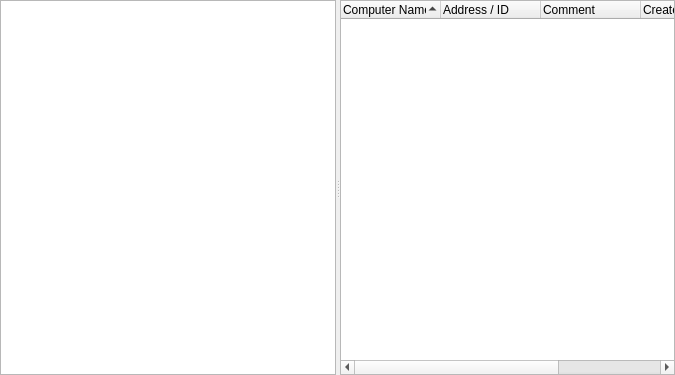
The window that source/console/address_book_tab.ui (dchapyshev/aspia) describes before a commit, drawn with Qt 5.
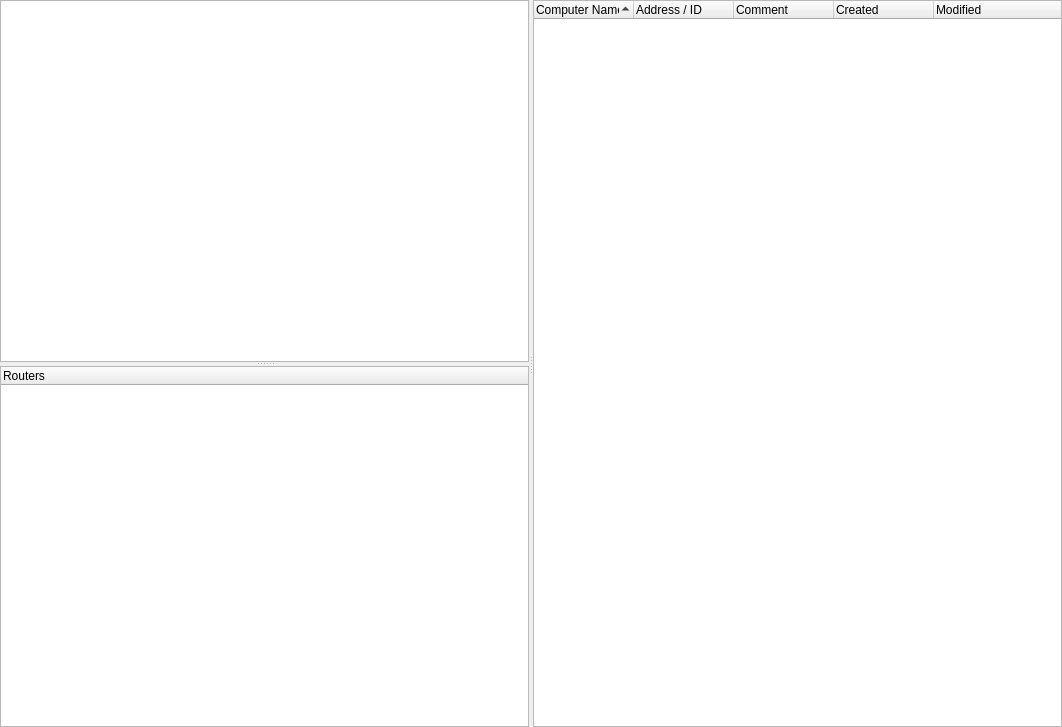
The same window after the commit. Icons and pictures are not drawn. Custom widgets are drawn as their Qt base class.

Commit message: Implemented displaying routers in the address book.

Diff of the .ui file:
```diff
--- a/source/console/address_book_tab.ui
+++ b/source/console/address_book_tab.ui
@@ -6,8 +6,8 @@
    <rect>
     <x>0</x>
     <y>0</y>
-    <width>675</width>
-    <height>375</height>
+    <width>1062</width>
+    <height>727</height>
    </rect>
   </property>
   <property name="windowTitle">
@@ -34,6 +34,10 @@
      <property name="orientation">
       <enum>Qt::Horizontal</enum>
      </property>
+     <widget class="QSplitter" name="hsplitter">
+      <property name="orientation">
+       <enum>Qt::Vertical</enum>
+      </property>
      <widget class="console::ComputerGroupTree" name="tree_group">
       <property name="sizePolicy">
        <sizepolicy hsizetype="Preferred" vsizetype="Expanding">
@@ -61,9 +65,24 @@
       </attribute>
       <column>
        <property name="text">
-        <string notr="true">1</string>
-       </property>
-      </column>
+         <string notr="true"/>
+        </property>
+       </column>
+      </widget>
+      <widget class="QTreeWidget" name="tree_routers">
+       <attribute name="headerVisible">
+        <bool>true</bool>
+       </attribute>
+       <column>
+        <property name="text">
+         <string>Routers</string>
+        </property>
+        <property name="icon">
+         <iconset resource="resources/console.qrc">
+          <normaloff>:/img/servers.png</normaloff>:/img/servers.png</iconset>
+        </property>
+       </column>
+      </widget>
      </widget>
      <widget class="console::ComputerTree" name="tree_computer">
       <property name="contextMenuPolicy">
```
Left out of the diff: 6 changed lines with no effect on the pictures. Lines whose indentation alone changed are shown as unchanged. The commit also changes 22 other files.
